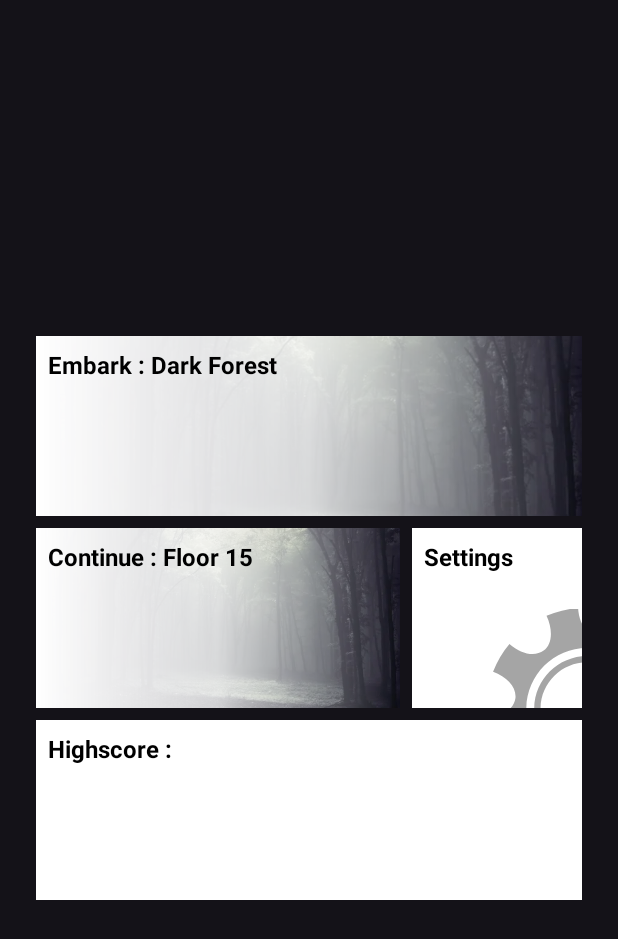
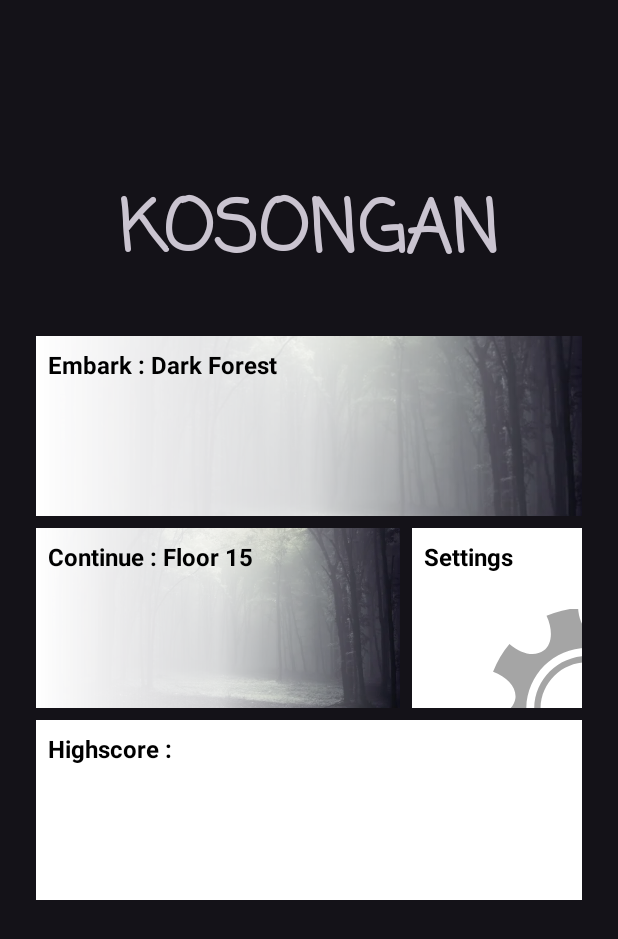
Before and after one commit to Samestora/pemrograman-kotlin, an Android app: the screen it shows after launch (MainActivity), on a phone screen of 412 x 824 dp. Shown: the top 939 px of the screen. Run offline under Robolectric (Android 15) with nearby library versions, the phone set to English and light mode, and no system bars; 3 statements that could not run were skipped.

Commit message:
add title to main menu

```diff
--- a/app/src/main/res/layout/fragment_menu.xml
+++ b/app/src/main/res/layout/fragment_menu.xml
@@ -9,6 +9,16 @@
     <!-- Top: Highscore and Settings -->
 
     <!-- Center: Game options -->
+    <TextView
+        android:id="@+id/tvTitle"
+        android:layout_width="wrap_content"
+        android:layout_height="wrap_content" android:layout_marginBottom="32dp"
+        android:fontFamily="casual" android:text="@string/app_name"
+        android:textAlignment="center" android:textAllCaps="true"
+        android:textSize="48sp" android:textStyle="bold"
+        app:layout_constraintBottom_toTopOf="@+id/centerMenu" app:layout_constraintEnd_toEndOf="parent"
+        app:layout_constraintStart_toStartOf="parent" app:layout_constraintTop_toTopOf="parent"
+        app:layout_constraintVertical_bias="1.0"/>
     <LinearLayout
         android:id="@+id/centerMenu"
         android:layout_width="0dp"
```
